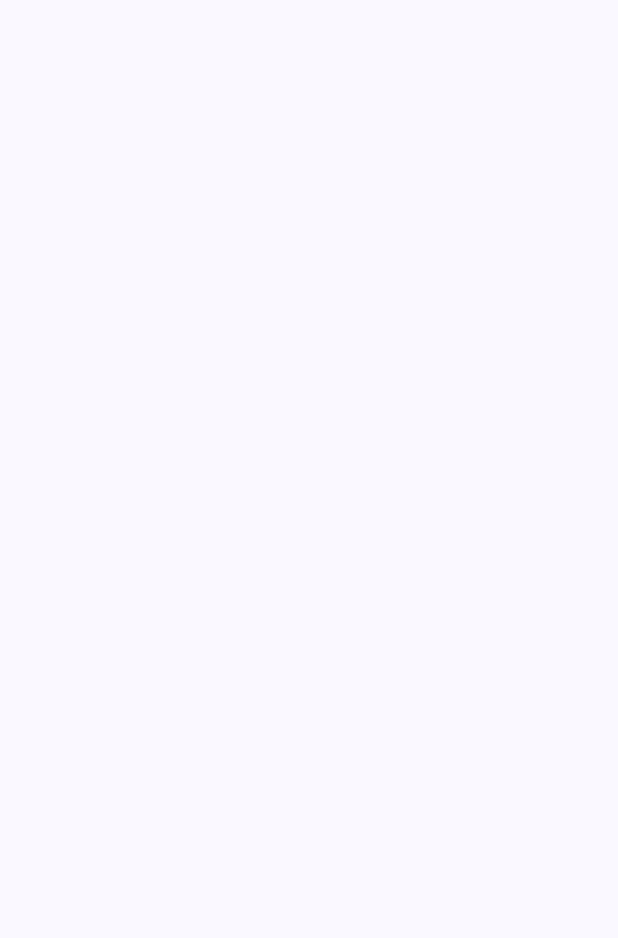
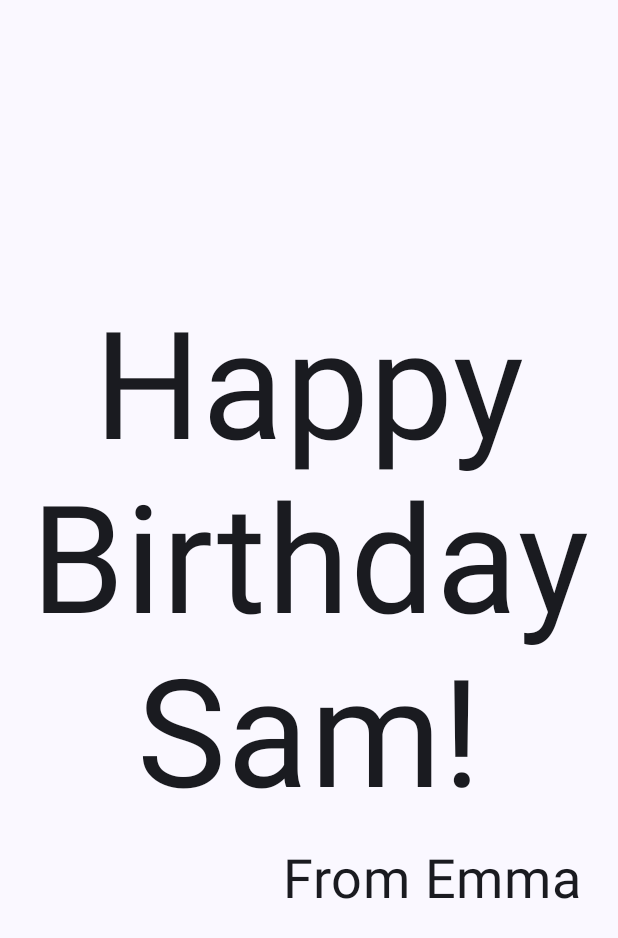
Before and after one commit to jusancc/HappyBirthday, an Android app built with Jetpack Compose: the screen it shows after launch (MainActivity), on a phone screen of 412 x 824 dp. Before the commit the part shown is empty. Shown: the top 938 px of the screen. Run offline under Robolectric (Android 15) with nearby library versions, the phone set to English and light mode, and no system bars.

Commit message:
fin leccion 3

```diff
--- a/app/src/main/java/com/example/happybirthday/MainActivity.kt
+++ b/app/src/main/java/com/example/happybirthday/MainActivity.kt
@@ -3,15 +3,19 @@ package com.example.happybirthday
 import android.os.Bundle
 import androidx.activity.ComponentActivity
 import androidx.activity.compose.setContent
+import androidx.compose.foundation.layout.Arrangement
 import androidx.compose.foundation.layout.Column
-import androidx.compose.foundation.layout.Row
 import androidx.compose.foundation.layout.fillMaxSize
+import androidx.compose.foundation.layout.padding
 import androidx.compose.material3.MaterialTheme
 import androidx.compose.material3.Surface
 import androidx.compose.material3.Text
 import androidx.compose.runtime.Composable
+import androidx.compose.ui.Alignment
 import androidx.compose.ui.Modifier
+import androidx.compose.ui.text.style.TextAlign
 import androidx.compose.ui.tooling.preview.Preview
+import androidx.compose.ui.unit.dp
 import androidx.compose.ui.unit.sp
 import com.example.happybirthday.ui.theme.HappyBirthdayTheme
 
@@ -25,6 +29,11 @@ class MainActivity : ComponentActivity() {
                     modifier = Modifier.fillMaxSize(),
                     color = MaterialTheme.colorScheme.background
                 ) {
+                    GreetingText(
+                        message = "Happy Birthday Sam!",
+                        from = "From Emma",
+                        modifier = Modifier.padding(8.dp)
+                    )
                 }
             }
         }
@@ -33,15 +42,22 @@ class MainActivity : ComponentActivity() {
 
 @Composable
 fun GreetingText(message: String, from: String, modifier: Modifier = Modifier) {
-    Column(modifier = modifier) {
+    Column(
+        verticalArrangement = Arrangement.Center,
+        modifier = modifier
+    ) {
         Text(
             text = message,
             fontSize = 100.sp,
-            lineHeight = 116.sp
+            lineHeight = 116.sp,
+            textAlign = TextAlign.Center
         )
         Text(
             text = from,
-            fontSize = 36.sp
+            fontSize = 36.sp,
+            modifier = Modifier
+                .padding(16.dp)
+                .align(alignment = Alignment.End)
         )
     }
 }
@@ -50,6 +66,6 @@ fun GreetingText(message: String, from: String, modifier: Modifier = Modifier) {
 @Composable
 fun BirthdayCardPreview() {
     HappyBirthdayTheme {
-        GreetingText(message = "Happy Birthday Sam!", from = "from Emma")
+        GreetingText(message = "Happy Birthday Sam!", from = "From Emma")
     }
 }
```
